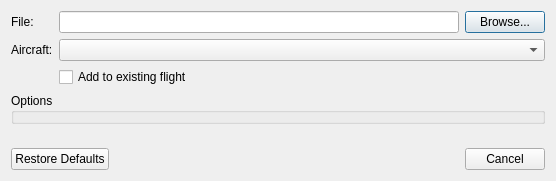
Qt form src/Plugin/src/BasicImportDialog.ui (till213/SkyDolly) before a commit.
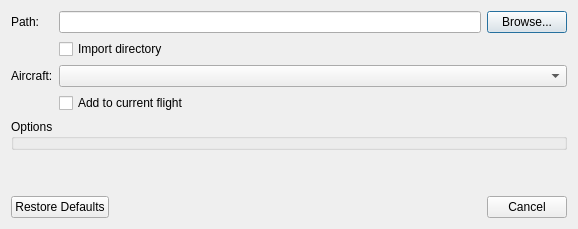
The same form after that commit. Custom widgets are drawn as their Qt base class.

Diff of the .ui file:
```diff
--- a/src/Plugin/src/BasicImportDialog.ui
+++ b/src/Plugin/src/BasicImportDialog.ui
@@ -6,8 +6,8 @@
    <rect>
     <x>0</x>
     <y>0</y>
-    <width>556</width>
-    <height>181</height>
+    <width>578</width>
+    <height>229</height>
    </rect>
   </property>
   <property name="windowTitle">
@@ -19,7 +19,7 @@
      <item row="0" column="0">
       <widget class="QLabel" name="fileLabel">
        <property name="text">
-        <string>File:</string>
+        <string>Path:</string>
        </property>
       </widget>
      </item>
@@ -44,20 +44,30 @@
        </item>
       </layout>
      </item>
-     <item row="1" column="0">
+     <item row="1" column="1">
+      <widget class="QCheckBox" name="importDirectoryCheckBox">
+       <property name="toolTip">
+        <string>When checked then all files in the selected directory are imported. Otherwise the selected file is imported (only).</string>
+       </property>
+       <property name="text">
+        <string>Import directory</string>
+       </property>
+      </widget>
+     </item>
+     <item row="2" column="0">
       <widget class="QLabel" name="aircraftLabel">
        <property name="text">
         <string>Aircraft:</string>
        </property>
       </widget>
      </item>
-     <item row="1" column="1">
-      <widget class="AircraftSelectionComboBox" name="aircraftSelectionComboBox"/>
-     </item>
      <item row="2" column="1">
+      <widget class="AircraftSelectionComboBox" name="aircraftSelectionComboBox"/>
+     </item>
+     <item row="3" column="1">
       <widget class="QCheckBox" name="addToFlightCheckBox">
        <property name="text">
-        <string>Add to existing flight</string>
+        <string>Add to current flight</string>
        </property>
       </widget>
      </item>
```
Left out of the diff: 2 changed lines with no effect on the pictures.
